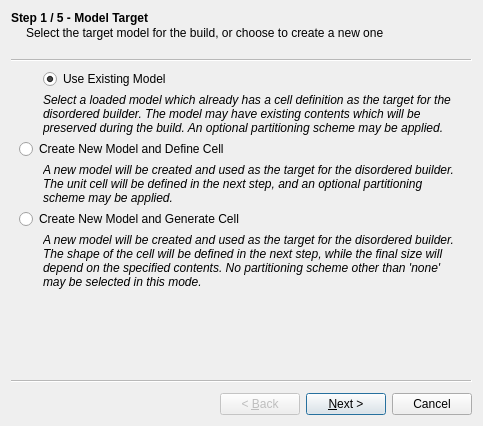
Qt form branches/nugui/src/gui/disorderwizard.ui (trisyoungs/aten) before a commit.
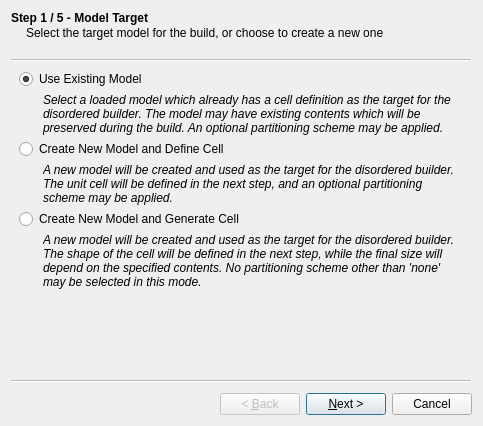
The same form after that commit. Icons and pictures are not drawn.

```diff
--- a/branches/nugui/src/gui/disorderwizard.ui
+++ b/branches/nugui/src/gui/disorderwizard.ui
@@ -156,7 +156,7 @@
         </property>
        </widget>
       </item>
-      <item row="1" column="1">
+      <item row="1" column="0" colspan="2">
        <widget class="QRadioButton" name="TargetExistingRadio">
         <property name="sizePolicy">
          <sizepolicy hsizetype="Expanding" vsizetype="Fixed">
```
Left out of the diff: 25 changed lines with no effect on the pictures.
